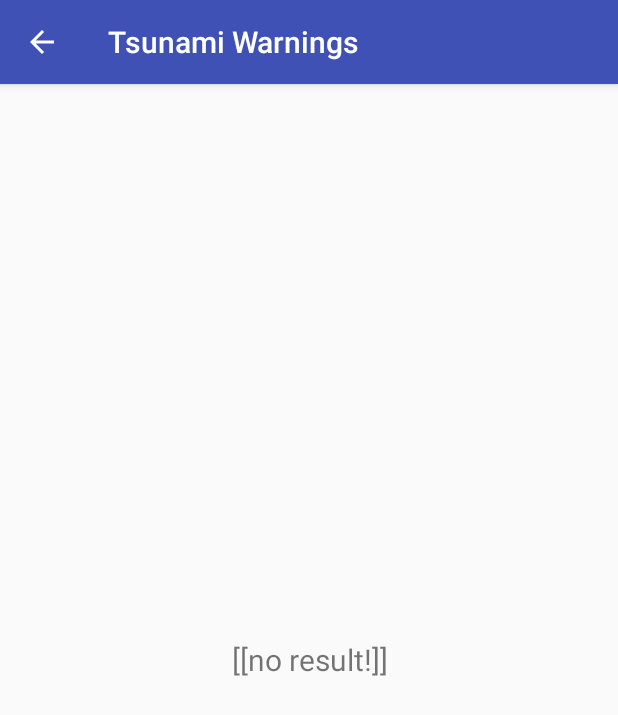
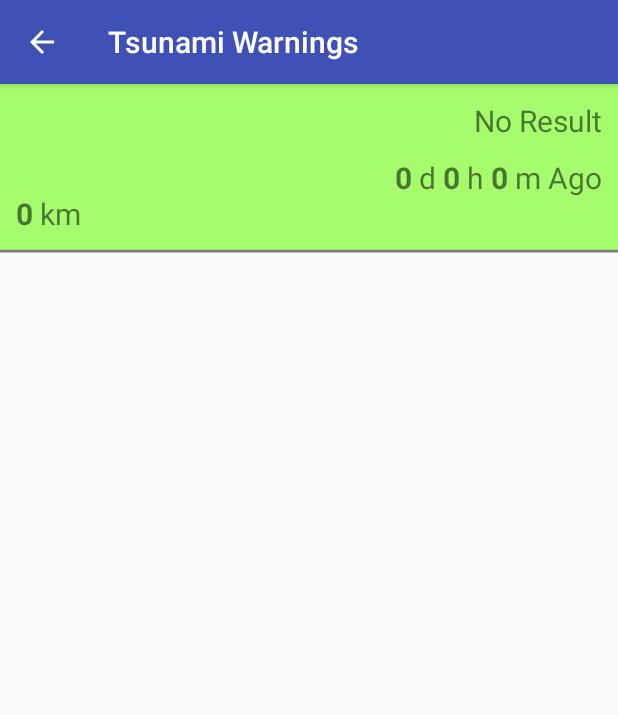
Before and after one commit to zackdraper/tsunamiwarning, an Android app: the DisplaySMSLogActivity screen opened directly, with no data from a screen before it, on a phone screen of 412 x 824 dp. Shown: the top 715 px of the screen. Run offline under Robolectric (Android 15) with nearby library versions, the phone set to English and light mode, and no system bars; 4 statements that could not run were skipped.

Commit message:
got SMS message list complete

```diff
--- a/app/src/main/java/com/example/android/tsunamiwarning/DisplaySMSLogActivity.java
+++ b/app/src/main/java/com/example/android/tsunamiwarning/DisplaySMSLogActivity.java
@@ -1,5 +1,6 @@
 package com.example.android.tsunamiwarning;
 
+import android.content.Intent;
 import android.database.Cursor;
 import android.database.sqlite.SQLiteException;
 import android.graphics.drawable.Drawable;
@@ -7,6 +8,7 @@ import android.net.Uri;
 import android.os.AsyncTask;
 import android.os.Bundle;
 import android.support.v7.app.AppCompatActivity;
+import android.support.v7.widget.LinearLayoutManager;
 import android.support.v7.widget.RecyclerView;
 import android.text.Html;
 import android.text.Spanned;
@@ -16,17 +18,18 @@ import android.view.View;
 import android.widget.ProgressBar;
 import android.widget.TextView;
 
-import org.json.JSONException;
-import org.json.JSONObject;
+import com.example.android.tsunamiwarning.utilities.DividerItemDecoration;
 
-import java.util.Arrays;
-import java.util.List;
+import java.text.SimpleDateFormat;
+import java.util.ArrayList;
+import java.util.Date;
 
 /**
  * Created by zackdraper on 14/02/18.
  */
 
-public class DisplaySMSLogActivity extends AppCompatActivity {
+public class DisplaySMSLogActivity extends AppCompatActivity
+        implements QuakeEventAdapter.ListItemClickListener {
 
     private ProgressBar mLoadingIndicator;
     private TextView mTsunamiMessage;
@@ -43,6 +46,21 @@ public class DisplaySMSLogActivity extends AppCompatActivity {
         if (true) {
             new fetchSMSMessages().execute();
         }
+    }
+
+    @Override
+    public void onListItemClick(int clickedItemIndex, String tweet) {
+
+        //if (mToast != null) {
+        //    mToast.cancel();
+        //}
+
+        //String toastMessage = "Item #" + clickedItemIndex + " clicked.";
+        //mToast = Toast.makeText(this, toastMessage, Toast.LENGTH_LONG);
+        //mToast.show();
+
+        Intent intent = new Intent(Intent.ACTION_VIEW, Uri.parse(tweet));
+        startActivity(intent);
     }
 
     public void showEntryMessage() {
@@ -86,49 +104,46 @@ public class DisplaySMSLogActivity extends AppCompatActivity {
         }
     };
 
-    public void showSMSMessages(String SMSData) {
-        mTsunamiMessage.setVisibility(View.VISIBLE);
-        mSMSList.setVisibility(View.INVISIBLE);
+    public void showSMSMessages(ArrayList<String[]> SMSData) {
+        mTsunamiMessage.setVisibility(View.INVISIBLE);
+        mSMSList.setVisibility(View.VISIBLE);
 
-        JSONObject events = new JSONObject();
+        //mTsunamiMessage.setText(SMSData.toString());
 
-        try {
-            events = new JSONObject(SMSData);
-        } catch (JSONException e) {
-            e.printStackTrace();
-        };
+        LinearLayoutManager layoutManager = new LinearLayoutManager(this);
+        mSMSList.setLayoutManager(layoutManager);
 
-        List<String> items = Arrays.asList(SMSData.split("\\s*,\\s*"));
+        // add the decoration to the recyclerView
+        com.example.android.tsunamiwarning.utilities.DividerItemDecoration decoration =
+                new DividerItemDecoration(this, R.color.colorPrimaryDark, 2f);
+        mSMSList.addItemDecoration(decoration);
 
-        mTsunamiMessage.setText(items.toString());
+        mSMSList.setHasFixedSize(true);
 
-        //ArrayList<String[]> strArr = new ArrayList<String[]>();
-
-        //LinearLayoutManager layoutManager = new LinearLayoutManager(this);
-        //mSMSList.setLayoutManager(layoutManager);
-
-        //mSMSList.setHasFixedSize(true);
-
-        //mAdapter = new QuakeEventAdapter(strArr, this);
-        //mSMSList.setAdapter(mAdapter);
+        mAdapter = new QuakeEventAdapter(SMSData, this);
+        mSMSList.setAdapter(mAdapter);
 
     }
 
-    public class fetchSMSMessages extends AsyncTask<String, Void, String> {
+    public class fetchSMSMessages extends AsyncTask<String, Void, ArrayList<String[]>> {
 
         @Override
         protected void onPreExecute() {
             super.onPreExecute();
-            //mLoadingIndicator.setVisibility(View.VISIBLE);
+            mLoadingIndicator.setVisibility(View.VISIBLE);
         }
 
         @Override
-        protected String doInBackground(String... params) {
+        protected ArrayList<String[]> doInBackground(String... params) {
 
             StringBuilder smsBuilder = new StringBuilder();
             final String SMS_URI_INBOX = "content://sms/inbox";
             final String SMS_URI_ALL = "content://sms/";
-            smsBuilder.append("[");
+            smsBuilder.append("{");
+
+            String[] datalist = new String[] {};
+            ArrayList<String[]> data = new ArrayList<String[]>();
+
             try {
                 Uri uri = Uri.parse(SMS_URI_INBOX);
                 String[] projection = new String[]{"_id", "address", "person", "body", "date", "type"};
@@ -140,19 +155,36 @@ public class DisplaySMSLogActivity extends AppCompatActivity {
                     int index_Date = cur.getColumnIndex("date");
                     int index_Type = cur.getColumnIndex("type");
                     do {
-                        String strAddress = cur.getString(index_Address);
-                        int intPerson = cur.getInt(index_Person);
+                        //String strAddress = cur.getString(index_Address);
+                        //int intPerson = cur.getInt(index_Person);
                         String strbody = cur.getString(index_Body);
                         long longDate = cur.getLong(index_Date);
-                        int int_Type = cur.getInt(index_Type);
+                        //int int_Type = cur.getInt(index_Type);
+                        String message_tag = strbody.substring(0,9);
 
+                        if (message_tag.equalsIgnoreCase("@nws_ntwc") ) {
+                            int idx_mag = strbody.indexOf(" M",9);
+                            String magnitude = strbody.substring(idx_mag+2, idx_mag + 5);
 
-                        smsBuilder.append("\"" + strAddress + "\",");
-                        smsBuilder.append("\"" + intPerson + "\",");
-                        smsBuilder.append("\"" + strbody + "\",");
-                        smsBuilder.append("\"" + longDate + "\",");
-                        smsBuilder.append("\"" + int_Type + "\"");
-                        smsBuilder.append("],[");
+                            int idx_end = strbody.indexOf("NTWC",10);
+                            String location = strbody.substring(idx_mag + 6, idx_end-2);
+
+                            String urlFull = "m.twitter.com/NWS_NTWC";
+                            String latitude = "-99";
+                            String longitude = "-99";
+
+                            SimpleDateFormat df = new SimpleDateFormat("yyyy-MM-dd HH:mm:ss");
+                            Date smsTime = new Date(longDate);
+
+                            String smsTime_str;
+
+                            smsTime_str = df.format(smsTime);
+
+                            datalist = new String[]{magnitude, smsTime_str, location, urlFull, latitude, longitude};
+
+                            data.add(datalist);
+                        }
+
                     } while (cur.moveToNext());
 
                     if (!cur.isClosed()) {
@@ -160,20 +192,21 @@ public class DisplaySMSLogActivity extends AppCompatActivity {
                         cur = null;
                     }
                 } else {
-                    smsBuilder.append("no result!");
+                    datalist = new String[] {"","","No Result","","",""};
+                    data.add(datalist);
                 } // end if
-                smsBuilder.append("]");
-                return smsBuilder.toString();
+
+                return data;
             } catch (SQLiteException ex) {
                 Log.d("SQLiteException", ex.getMessage());
-                return smsBuilder.toString();
+                return data;
             }
 
         }
 
         @Override
-        protected void onPostExecute(String SMSData) {
-            //mLoadingIndicator.setVisibility(View.INVISIBLE);
+        protected void onPostExecute(ArrayList<String[]> SMSData) {
+            mLoadingIndicator.setVisibility(View.INVISIBLE);
 
             showSMSMessages(SMSData);
         }
--- a/app/src/main/java/com/example/android/tsunamiwarning/QuakeEventAdapter.java
+++ b/app/src/main/java/com/example/android/tsunamiwarning/QuakeEventAdapter.java
@@ -31,8 +31,6 @@ public class QuakeEventAdapter extends RecyclerView.Adapter<QuakeEventAdapter.Qu
 
     final private ListItemClickListener mOnClickListener;
 
-    private static int viewHolderCount;
-
     private ArrayList<String[]> mQuakeList;
 
     public interface ListItemClickListener {
@@ -42,7 +40,6 @@ public class QuakeEventAdapter extends RecyclerView.Adapter<QuakeEventAdapter.Qu
     public QuakeEventAdapter(ArrayList<String[]> quakeEventsArr, ListItemClickListener listener) {
         mQuakeList = quakeEventsArr;
         mOnClickListener = listener;
-        viewHolderCount = 0;
     }
 
     public int MagWarningColor(Context context, float magnitude) {
@@ -70,8 +67,6 @@ public class QuakeEventAdapter extends RecyclerView.Adapter<QuakeEventAdapter.Qu
         QuakeViewHolder viewHolder = new QuakeViewHolder(view);
 
         //viewHolder.listEventMagView.setText(mQuakeList.get(viewHolderCount)[1]);
-
-        viewHolderCount++;
 
         return viewHolder;
     }
```
